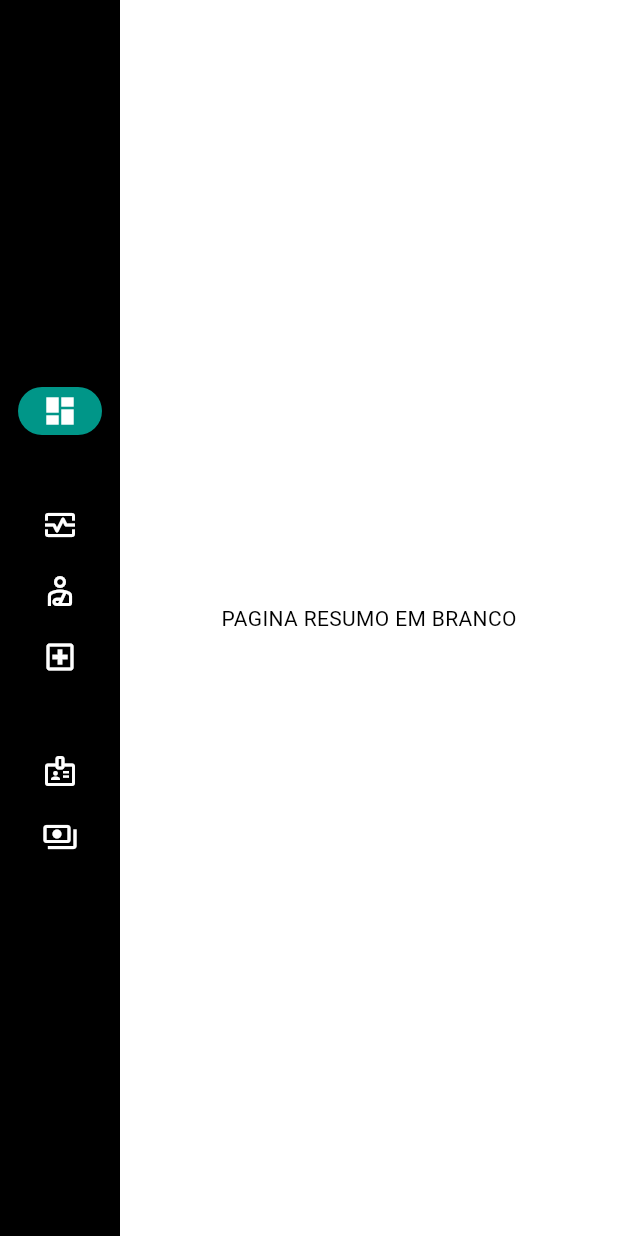
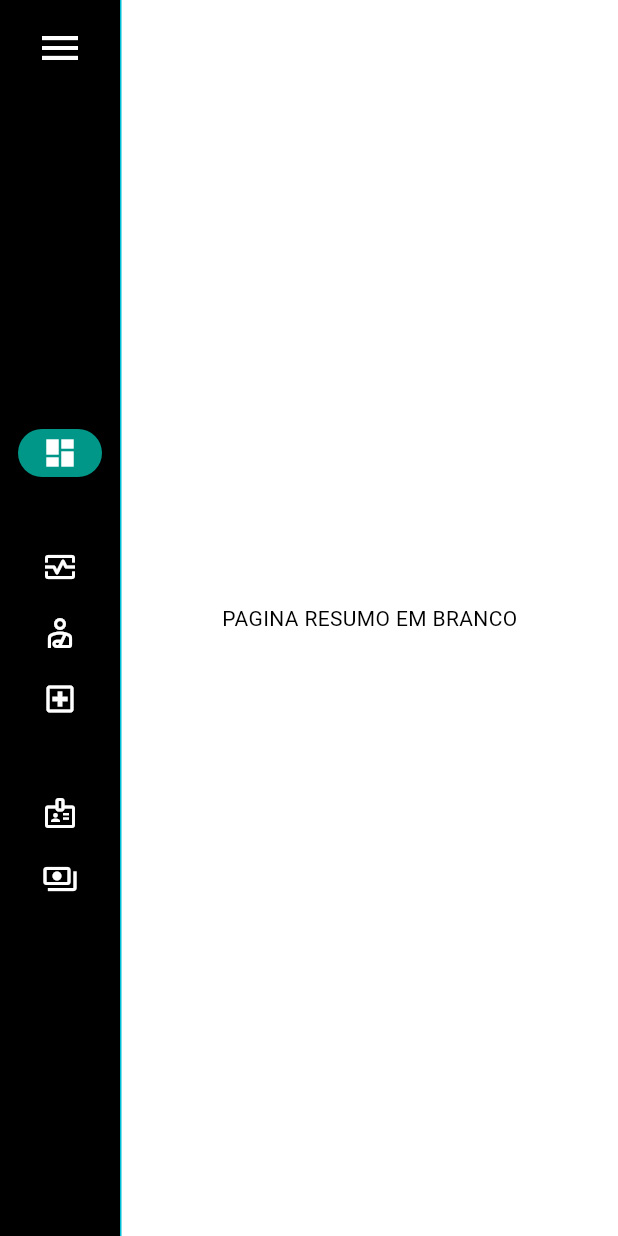
Before and after one commit to a1gbr/clinast, a Flutter app: the screen it shows after launch, on a phone screen of 412 x 824 dp. Run offline on Flutter 3.47's test engine with Material 2 defaults, Android fonts, the light colour scheme and no system bars.

Commit message:
finalizando navegacao, botao de expansao adicionado

```diff
--- a/lib/main.dart
+++ b/lib/main.dart
@@ -1,4 +1,12 @@
 import 'package:flutter/material.dart';
+
+import 'pages/conulstas_page.dart';
+import 'pages/doutores_page.dart';
+import 'pages/funcionarios_page.dart';
+import 'pages/pacientes_page.dart';
+import 'pages/pagamentos_page.dart';
+import 'pages/resumo_page.dart';
+import 'widgets/botao_menu_nav.dart';
 
 void main() {
   runApp(const MyApp());
@@ -30,6 +38,7 @@ class MyHomePage extends StatefulWidget {
 class _MyHomePageState extends State<MyHomePage> {
   // _selectedIndex representa o valor que será usado para diferenciar qual página deve ser exibida
   var _selectedIndex = 0;
+  bool _isExpanded = false;
   @override
   Widget build(BuildContext context) {
     Widget page;
@@ -56,15 +65,21 @@ class _MyHomePageState extends State<MyHomePage> {
       default:
         throw UnimplementedError("No widget for $_selectedIndex");
     }
-    return LayoutBuilder(builder: (context, constraints) {
     return Scaffold(
       body: Row(
-          children: [
-            SafeArea(
-              child: NavigationRail(
+        children: <Widget>[
+          NavigationRail(
             selectedIndex: _selectedIndex,
+            leading: NavigationRailMenuButton(
+              onPressed: () {
+                setState(() {
+                  _isExpanded = !_isExpanded;
+                });
+              },
+            ),
             groupAlignment: 0.0,
-                extended: constraints.maxWidth >= 840,
+            extended: _isExpanded,
+            labelType: NavigationRailLabelType.none,
             backgroundColor: Colors.black,
             destinations: const <NavigationRailDestination>[
               NavigationRailDestination(
@@ -107,10 +122,13 @@ class _MyHomePageState extends State<MyHomePage> {
             },
             selectedIconTheme: const IconThemeData(color: Colors.white),
             unselectedIconTheme: const IconThemeData(color: Colors.white),
-                selectedLabelTextStyle:
-                    const TextStyle(color: Colors.tealAccent),
+            selectedLabelTextStyle: const TextStyle(color: Colors.tealAccent),
             unselectedLabelTextStyle: const TextStyle(color: Colors.white),
           ),
+          const VerticalDivider(
+            thickness: 1,
+            width: 1,
+            color: Colors.cyan,
           ),
           Expanded(
             child: Container(
@@ -121,78 +139,5 @@ class _MyHomePageState extends State<MyHomePage> {
         ],
       ),
     );
-    });
   }
 }
-
-class ResumoPage extends StatelessWidget {
-  const ResumoPage({super.key});
-
-  @override
-  Widget build(BuildContext context) {
-    // construcao da pagina aqui
-    return const Center(
-      child: Text("PAGINA RESUMO EM BRANCO"),
-    );
-  }
-}
-
-class ConsultasPage extends StatelessWidget {
-  const ConsultasPage({super.key});
-
-  @override
-  Widget build(BuildContext context) {
-    // construcao da pagina aqui
-    return const Center(
-      child: Text("PAGINA CONSULTAS EM BRANCO"),
-    );
-  }
-}
-
-class PacientesPage extends StatelessWidget {
-  const PacientesPage({super.key});
-
-  @override
-  Widget build(BuildContext context) {
-    // construcao da pagina aqui
-    return const Center(
-      child: Text("PAGINA PACIENTES EM BRANCO"),
-    );
-  }
-}
-
-class DoutoresPage extends StatelessWidget {
-  const DoutoresPage({super.key});
-
-  @override
-  Widget build(BuildContext context) {
-    // construcao da pagina aqui
-    return const Center(
-      child: Text("PAGINA DOUTORES EM BRANCO"),
-    );
-  }
-}
-
-class FuncionariosPage extends StatelessWidget {
-  const FuncionariosPage({super.key});
-
-  @override
-  Widget build(BuildContext context) {
-    // construcao da pagina aqui
-    return const Center(
-      child: Text("PAGINA FUNCIONARIOS EM BRANCO"),
-    );
-  }
-}
-
-class PagamentosPage extends StatelessWidget {
-  const PagamentosPage({super.key});
-
-  @override
-  Widget build(BuildContext context) {
-    // construcao da pagina aqui
-    return const Center(
-      child: Text("PAGINA PAGAMENTOS EM BRANCO"),
-    );
-  }
-}
--- /dev/null
+++ b/lib/pages/resumo_page.dart
@@ -0,0 +1,13 @@
+import 'package:flutter/material.dart';
+
+class ResumoPage extends StatelessWidget {
+  const ResumoPage({super.key});
+
+  @override
+  Widget build(BuildContext context) {
+    // construcao da pagina aqui
+    return const Center(
+      child: Text("PAGINA RESUMO EM BRANCO"),
+    );
+  }
+}
--- /dev/null
+++ b/lib/widgets/botao_menu_nav.dart
@@ -0,0 +1,32 @@
+import 'dart:ui';
+
+import 'package:flutter/material.dart';
+
+class NavigationRailMenuButton extends StatelessWidget {
+  const NavigationRailMenuButton({super.key, this.onPressed});
+  final VoidCallback? onPressed;
+
+  @override
+  Widget build(BuildContext context) {
+    final Animation<double> animation =
+        NavigationRail.extendedAnimation(context);
+    return AnimatedBuilder(
+      animation: animation,
+      builder: (BuildContext context, Widget? child) {
+        return Container(
+          padding: EdgeInsets.only(
+            right: lerpDouble(0, 176, animation.value)!,
+          ),
+          child: IconButton(
+            icon: const Icon(
+              Icons.menu,
+              color: Colors.white,
+            ),
+            iconSize: 32,
+            onPressed: onPressed,
+          ),
+        );
+      },
+    );
+  }
+}
```
Also changed, not shown: lib/pages/conulstas_page.dart (added, +13 -0 lines), lib/pages/doutores_page.dart (added, +13 -0 lines), lib/pages/funcionarios_page.dart (added, +13 -0 lines), lib/pages/pacientes_page.dart (added, +13 -0 lines), lib/pages/pagamentos_page.dart (added, +13 -0 lines). Lines whose indentation alone changed are shown as unchanged.
